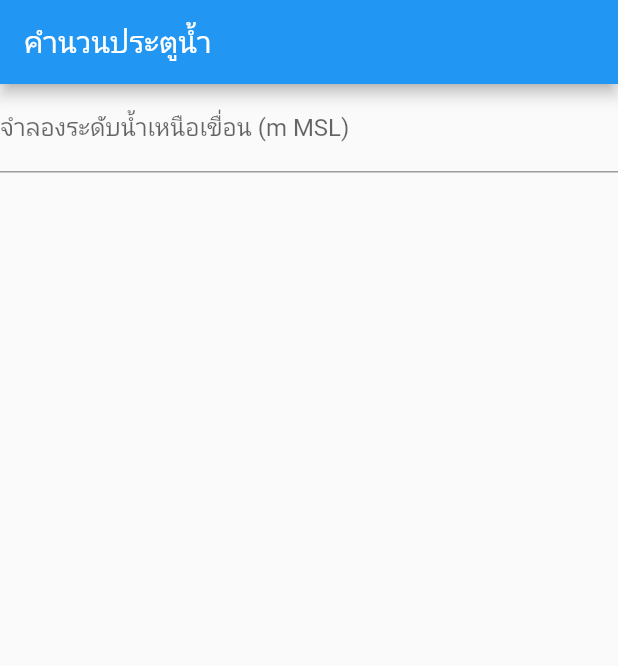
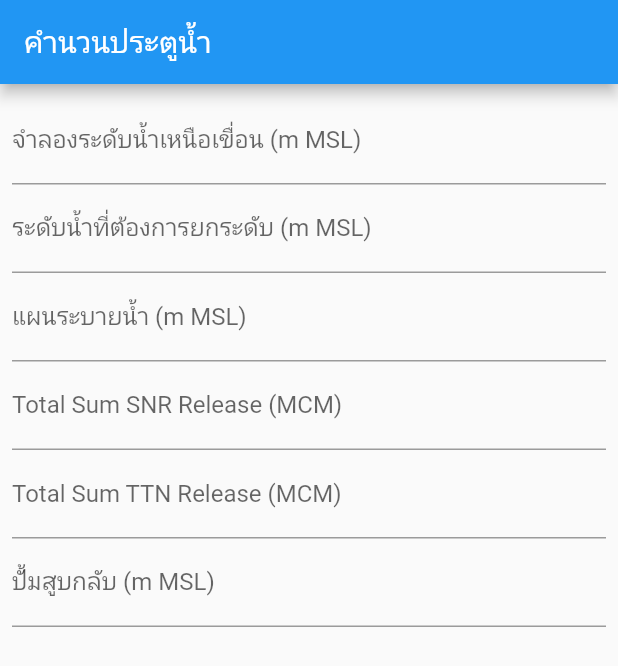
Before and after one commit to teerasej/nextflow_flutter_water_gate_2, a Flutter app: the screen it shows after launch, on a phone screen of 412 x 824 dp. Shown: the top 666 px of the screen. Run offline on Flutter 3.47's test engine with Material 2 defaults, Android fonts, the phone set to English and light mode, and no system bars; our stand-ins replace get.

Commit message:
ใส่ช่องกรอกข้อมูลที่เหลือ และใส่ padding

```diff
--- a/lib/pages/gate_calculator_page/gate_calculator_page.dart
+++ b/lib/pages/gate_calculator_page/gate_calculator_page.dart
@@ -9,7 +9,9 @@ class GateCalculatorPage extends StatelessWidget {
       appBar: AppBar(
         title: Text('คำนวนประตูน้ำ'),
       ),
-      body: Column(
+      body: Padding(
+        padding: const EdgeInsets.all(8.0),
+        child: Column(
           children: [
             TextField(
               decoration: InputDecoration(
@@ -17,7 +19,38 @@ class GateCalculatorPage extends StatelessWidget {
               ),
               keyboardType: TextInputType.number,
             ),
+            TextField(
+              decoration: InputDecoration(
+                labelText: 'ระดับน้ำที่ต้องการยกระดับ (m MSL)',
+              ),
+              keyboardType: TextInputType.number,
+            ),
+            TextField(
+              decoration: InputDecoration(
+                labelText: 'แผนระบายน้ำ (m MSL)',
+              ),
+              keyboardType: TextInputType.number,
+            ),
+            TextField(
+              decoration: InputDecoration(
+                labelText: 'Total Sum SNR Release (MCM)',
+              ),
+              keyboardType: TextInputType.number,
+            ),
+            TextField(
+              decoration: InputDecoration(
+                labelText: 'Total Sum TTN Release (MCM)',
+              ),
+              keyboardType: TextInputType.number,
+            ),
+            TextField(
+              decoration: InputDecoration(
+                labelText: 'ปั้มสูบกลับ (m MSL)',
+              ),
+              keyboardType: TextInputType.number,
+            ),
           ],
+        ),
       ),
     );
   }
```
Lines whose indentation alone changed are shown as unchanged.
